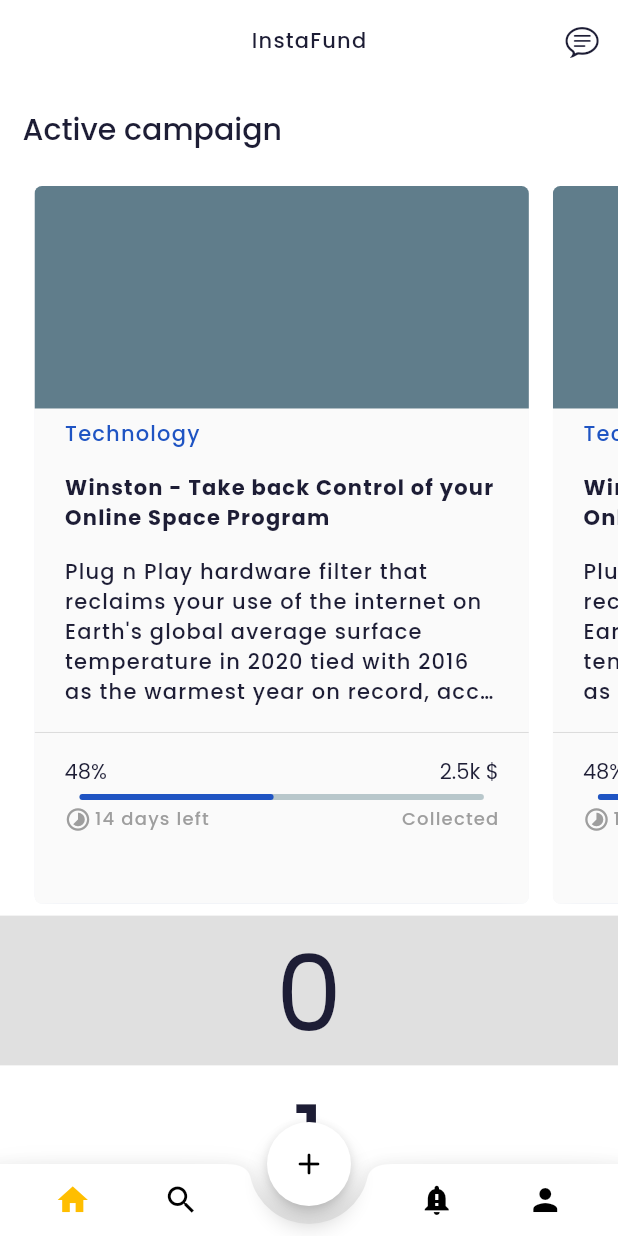
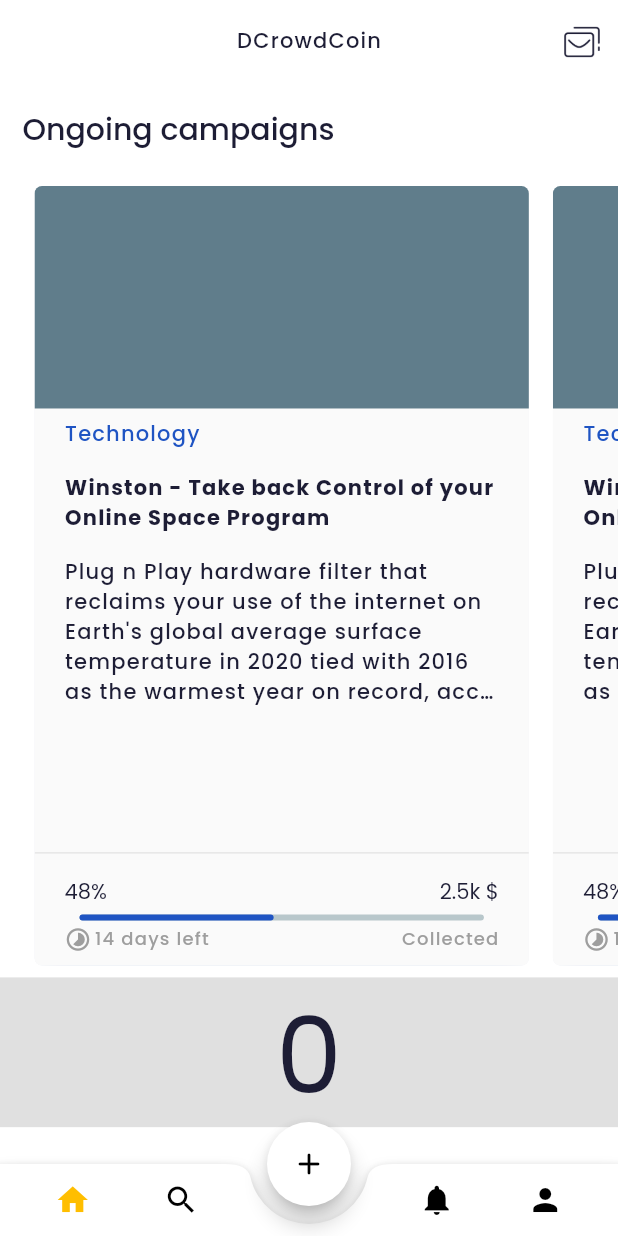
Before and after one commit to AjjuSingh/Crowdfunding-App, a Flutter app: the DashboardPage screen opened directly, on a phone screen of 412 x 824 dp. Run offline on Flutter 3.47's test engine with Material 2 defaults, Android fonts, the phone set to English and light mode, and no system bars; drawn by our look-alikes of percent_indicator; our stand-ins replace dartz, dio, google_fonts, modal_bottom_sheet, pin_code_fields, shared_preferences; accounts and stored records are empty.

Commit message:
fix: padding issue in campaing lists

```diff
--- a/lib/constants/api_path.dart
+++ b/lib/constants/api_path.dart
@@ -8,3 +8,8 @@ class ApiPath {
 
   static String profileBasic = "user";
 }
+
+class APIConstants {
+  static final String prodUrl = "https://aqueous-earth-15157.herokuapp.com/";
+  static final String devUrl = "http://192.168.50.107:5000/";
+}
--- a/lib/constants/app_config.dart
+++ b/lib/constants/app_config.dart
@@ -3,4 +3,4 @@ class AppConfig {
   static double? screenWidth;
 }
 
-String kAppName = "InstaFund";
+String kAppName = "DCrowdCoin";
--- a/lib/main.dart
+++ b/lib/main.dart
@@ -7,6 +7,7 @@ import 'package:crowdfund_app/models/app_model.dart';
 import 'package:crowdfund_app/routing/app_router.dart';
 import 'package:crowdfund_app/services/auth_user_service.dart';
 import 'package:crowdfund_app/themes.dart';
+import 'package:crowdfund_app/ui/dashboard/dashboard_page.dart';
 import 'package:crowdfund_app/ui/login/login_email.dart';
 import 'package:crowdfund_app/ui/login/login_screen.dart';
 import 'package:crowdfund_app/ui/signup/setup_profile_page.dart';
@@ -85,10 +86,11 @@ class _SplashScreenState extends State<SplashScreen> {
   @override
   void initState() {
     Future.delayed(Duration(seconds: 2), () {
-      print(context.read<AppModel>().isSignedIn);
       context.read<AppModel>().currentUser != null
           ? Navigator.of(context).pushReplacement(PageRouteBuilder(
-              pageBuilder: (context, _, __) => SetupProfilePage(),
+
+              /// todo: Handling of different cases when user has not completed the basic profile setup process
+              pageBuilder: (context, _, __) => DashboardPage(),
               transitionDuration: Duration(milliseconds: 1500)))
           : Navigator.of(context).pushReplacement(PageRouteBuilder(
               pageBuilder: (context, _, __) => LoginScreen(),
--- a/lib/models/app_model.dart
+++ b/lib/models/app_model.dart
@@ -1,8 +1,5 @@
-import 'dart:convert';
-
 import 'package:crowdfund_app/_utils/debouncer.dart';
 import 'package:crowdfund_app/_utils/easy_notifier.dart';
-import 'package:crowdfund_app/_utils/universal_file/universal_file.dart';
 import 'package:crowdfund_app/caching/app_shared_preferences_caching.dart';
 import 'package:crowdfund_app/models/app_user_model.dart';
 import 'package:crowdfund_app/services/auth_user_service.dart';
--- a/lib/services/auth_user_service_impl.dart
+++ b/lib/services/auth_user_service_impl.dart
@@ -20,7 +20,7 @@ class AuthenticationServiceImpl extends Authentication {
   void init() async {
     safePrint("Initialized authentication service");
     dio.options = BaseOptions(
-        baseUrl: "http://192.168.50.107:5000/",
+        baseUrl: APIConstants.prodUrl,
         responseType: ResponseType.json,
         receiveDataWhenStatusError: true);
     appPrefs = await PreferenceStore.create();
--- a/lib/services/native_http_service.dart
+++ b/lib/services/native_http_service.dart
@@ -1,5 +1,3 @@
-import 'dart:convert';
-
 import 'package:crowdfund_app/services/http_service.dart';
 
 class NativeHttpService extends HttpService {}
--- a/lib/ui/dashboard/dashboard_page.dart
+++ b/lib/ui/dashboard/dashboard_page.dart
@@ -84,7 +84,7 @@ class _DashboardPageState extends State<DashboardPage> {
         floatingActionButtonLocation: FloatingActionButtonLocation.centerDocked,
         bottomNavigationBar: BottomAppBar(
             shape: CircularNotchedRectangle(),
-            elevation: 10,
+            elevation: 4,
             notchMargin: 12,
             color: Colors.white,
             child: Row(
@@ -117,7 +117,7 @@ class _DashboardPageState extends State<DashboardPage> {
                   flex: 5,
                 ),
                 IconButton(
-                    icon: Icon(Icons.notification_important,
+                    icon: Icon(Icons.notifications,
                         color:
                             _selectedIndex == 2 ? kActiveIcon : kInactiveIcon),
                     onPressed: () {
--- a/lib/ui/dashboard/home/campaign/campaign_brief_card_page.dart
+++ b/lib/ui/dashboard/home/campaign/campaign_brief_card_page.dart
@@ -1,6 +1,5 @@
 import 'package:crowdfund_app/constants/app_colors.dart';
 import 'package:crowdfund_app/constants/app_config.dart';
-import 'package:crowdfund_app/widgets/percent_indicator_widget.dart';
 import 'package:flutter/material.dart';
 import 'package:percent_indicator/linear_percent_indicator.dart';
 
@@ -24,10 +23,12 @@ class CampaignItemPage extends StatelessWidget {
                 left: kDefaultPadding, right: kDefaultPadding),
             child: _buildTitle(context),
           ),
-          Padding(
-            padding: kMaterialListPadding.copyWith(
-                left: kDefaultPadding, right: kDefaultPadding),
-            child: _buildDescripiton(context),
+          Expanded(
+            child: Padding(
+              padding: kMaterialListPadding.copyWith(
+                  left: kDefaultPadding, right: kDefaultPadding),
+              child: _buildDescripiton(context),
+            ),
           ),
           Divider(),
           Padding(
--- a/lib/ui/dashboard/home/campaign/home_page_campaign_card.dart
+++ b/lib/ui/dashboard/home/campaign/home_page_campaign_card.dart
@@ -6,9 +6,10 @@ class CampaignSmallCard extends StatelessWidget {
   @override
   Widget build(BuildContext context) {
     return SliverToBoxAdapter(
-      child: SizedBox(
-        height: AppConfig.screenHeight! * 0.6,
+      child: Container(
+        height: AppConfig.screenHeight! * 0.65,
         child: ListView.builder(
+            shrinkWrap: true,
             padding: EdgeInsets.only(
               left: kPadding,
             ),
--- a/lib/ui/dashboard/home/home_page.dart
+++ b/lib/ui/dashboard/home/home_page.dart
@@ -11,18 +11,9 @@ class HomePage extends StatefulWidget {
 }
 
 class _HomePageState extends State<HomePage> {
-  /// TextEditingController for search field
-  late TextEditingController _searchController;
-
   bool _pinned = true;
   bool _snap = false;
   bool _floating = false;
-
-  @override
-  void initState() {
-    super.initState();
-    _searchController = TextEditingController();
-  }
 
   @override
   Widget build(BuildContext context) {
@@ -41,7 +32,11 @@ class _HomePageState extends State<HomePage> {
                 IconThemeData(color: Theme.of(context).iconTheme.color),
             actions: [
               IconButton(
-                  icon: Icon(CupertinoIcons.chat_bubble_text), onPressed: () {})
+                  icon: ImageIcon(
+                    AssetImage("assets/home/ic_chat.png"),
+                    color: Theme.of(context).iconTheme.color,
+                  ),
+                  onPressed: () {})
             ],
             backgroundColor: Colors.white,
           ),
@@ -49,7 +44,7 @@ class _HomePageState extends State<HomePage> {
             padding: EdgeInsets.all(kPadding),
             sliver: SliverText(
               child: Text(
-                "Active campaign",
+                "Ongoing campaigns",
                 style: Theme.of(context).textTheme.headline6,
               ),
             ),
--- a/lib/ui/signup/signup_screen.dart
+++ b/lib/ui/signup/signup_screen.dart
@@ -11,8 +11,7 @@ class SignUpPage extends StatefulWidget {
   _SignUpPageState createState() => _SignUpPageState();
 }
 
-// TODO: Change it to Sliver view to  make it scrollable
-
+/// todo: Change it to Sliver view to  make it scrollable
 class _SignUpPageState extends State<SignUpPage> {
   @override
   Widget build(BuildContext context) {
--- a/pubspec.yaml
+++ b/pubspec.yaml
@@ -72,6 +72,8 @@ flutter:
   # To add assets to your application, add an assets section, like this:
   assets:
     - assets/
+    - assets/home/
+    - assets/search/
 
   # An image asset can refer to one or more resolution-specific "variants", see
   # https://flutter.dev/assets-and-images/#resolution-aware.
```
Also changed, not shown: lib/services/auth_user_service.dart (+3 -8 lines), lib/services/http_service.dart (+6 -3 lines), assets/home/ic_chat.png (added).
